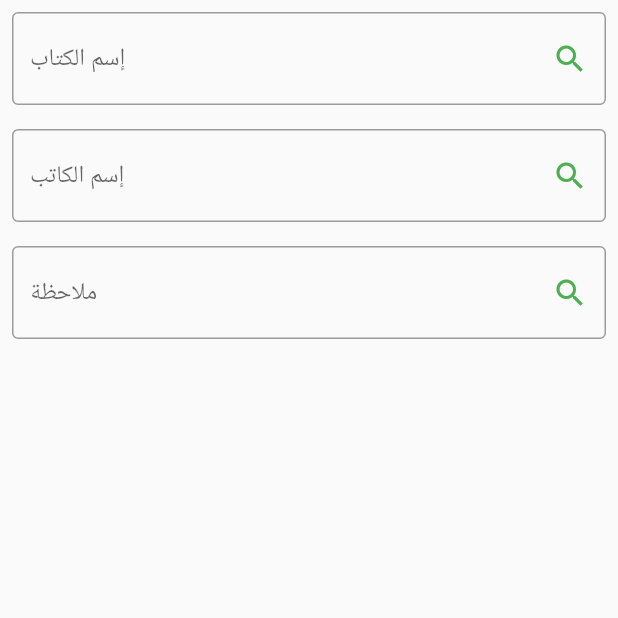
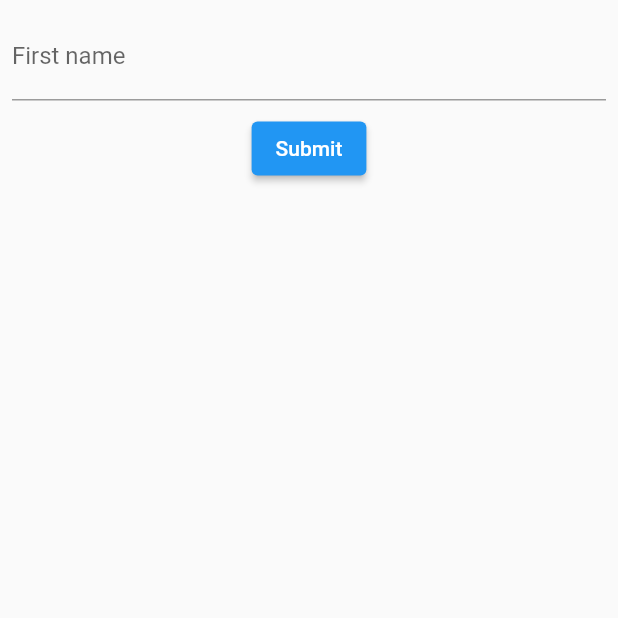
Before and after one commit to Osama7Star/Flutter_Library, a Flutter app: the SuggestBook screen opened directly, on a phone screen of 412 x 824 dp, the top half of it. Run offline on Flutter 3.47's test engine with Material 2 defaults, Android fonts, the phone set to English and light mode, and no system bars; our stand-ins replace carousel_slider, flutter_rating_bar; network calls fail.

Commit message:
5. Commit

```diff
--- a/lib/pages/SuggestBook.dart
+++ b/lib/pages/SuggestBook.dart
@@ -2,20 +2,63 @@ import 'package:flutter/material.dart';
 import 'package:flutter_library/pages/widgets/InputField.dart';
 
 class SuggestBook extends StatelessWidget {
+  final _formKey = GlobalKey<FormState>();
+
   @override
   Widget build(BuildContext context) {
     return Scaffold(
-
       body: SafeArea(
         child: Column(
           children: [
-            InputFiled(hintText:'إسم الكتاب'),
-            InputFiled(hintText:'إسم الكاتب'),
-            InputFiled(hintText:'ملاحظة'),
+            Form(
+                key: _formKey,
+                child: Column(
+                  children: [
+                    Padding(
+                      padding: const EdgeInsets.all(8.0),
+                      child: TextFormField(
 
+                        decoration: InputDecoration(labelText: 'First name'),
+
+                        validator: (value) {
+                          if (value.isNotEmpty) {
+                            if(validateEmail(value))
+                             return null;
+                            else
+                              return 'Email is not true ';
+                          }
+
+                          return 'Please enter some text';
+                        },
+                      ),
+                    ),
+                    ElevatedButton(
+                      onPressed: () {
+                        // Validate returns true if the form is valid, or false
+                        // otherwise.
+                        if (_formKey.currentState.validate()) {
+                          // If the form is valid, display a Snackbar.
+                          Scaffold.of(context).showSnackBar(
+                              SnackBar(content: Text('Processing Data')));
+                          print (
+                            'successfuly'
+                          );
+                        }
+                      },
+                      child: Text('Submit'),
+                    ),
+                  ],
+                ))
           ],
         ),
       ),
     );
   }
 }
+
+bool validateEmail(String value) {
+  Pattern pattern =
+      r'^(([^<>()[\]\\.,;:\s@\"]+(\.[^<>()[\]\\.,;:\s@\"]+)*)|(\".+\"))@((\[[0-9]{1,3}\.[0-9]{1,3}\.[0-9]{1,3}\.[0-9]{1,3}\])|(([a-zA-Z\-0-9]+\.)+[a-zA-Z]{2,}))$';
+  RegExp regex = new RegExp(pattern);
+  return (!regex.hasMatch(value)) ? false : true;
+}
```
